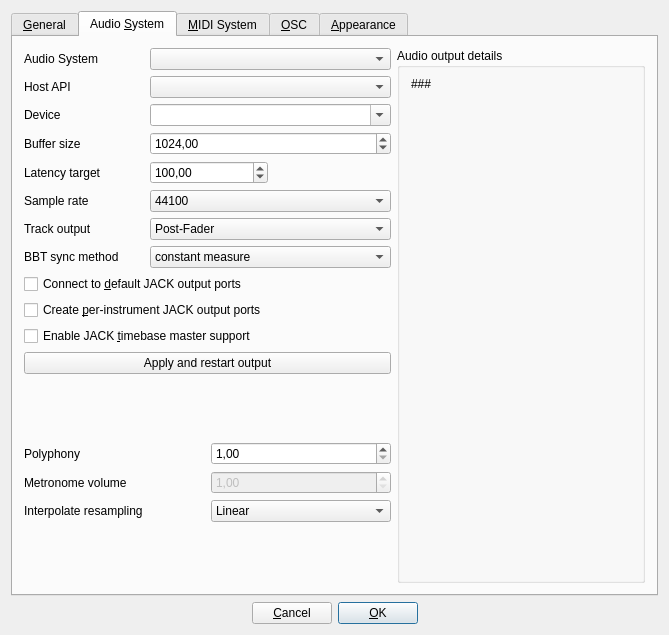
First picture: the form in src/gui/src/PreferencesDialog/PreferencesDialog_UI.ui, repository hydrogen-music/hydrogen, before the edit.
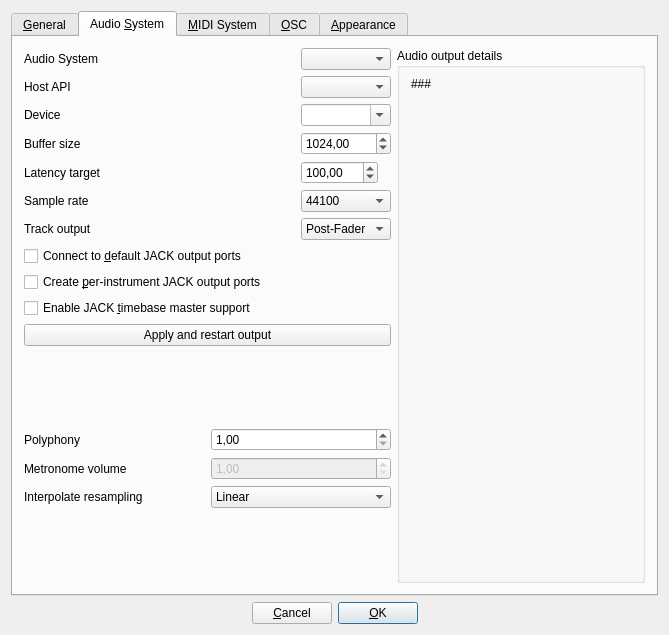
Second picture: the form after the edit. The open tabs and pages were chosen to show the change. Custom widgets are drawn as their Qt base class.

Commit message: jack: drop JackBBTSyncMethod and compareAdjacentBBT

```diff
--- a/src/gui/src/PreferencesDialog/PreferencesDialog_UI.ui
+++ b/src/gui/src/PreferencesDialog/PreferencesDialog_UI.ui
@@ -264,35 +264,78 @@
           <layout class="QHBoxLayout" name="horizontalLayout"/>
          </item>
          <item>
-          <layout class="QGridLayout" columnstretch="1,2">
-           <item row="3" column="0">
-            <widget class="QLabel" name="label_6">
+          <layout class="QGridLayout" columnstretch="1,0">
+           <item row="4" column="0">
+            <widget class="QLabel" name="portaudioHostAPILabel">
              <property name="text">
-              <string>Audio System</string>
+              <string>Host API</string>
              </property>
             </widget>
            </item>
-           <item row="3" column="1">
-            <widget class="LCDCombo" name="driverComboBox"/>
+           <item row="6" column="1">
+            <widget class="LCDSpinBox" name="bufferSizeSpinBox">
+             <property name="minimum">
+              <double>16.000000000000000</double>
+             </property>
+             <property name="maximum">
+              <double>5000.000000000000000</double>
+             </property>
+             <property name="singleStep">
+              <double>100.000000000000000</double>
+             </property>
+             <property name="value">
+              <double>1024.000000000000000</double>
+             </property>
+            </widget>
+           </item>
+           <item row="9" column="0">
+            <widget class="QLabel" name="trackOutputLbl">
+             <property name="minimumSize">
+              <size>
+               <width>0</width>
+               <height>22</height>
+              </size>
+             </property>
+             <property name="text">
+              <string>Track output</string>
+             </property>
+            </widget>
            </item>
            <item row="4" column="1">
             <widget class="HostAPIComboBox" name="portaudioHostAPIComboBox"/>
            </item>
-           <item row="9" column="1">
-            <widget class="LCDCombo" name="trackOutputComboBox">
-             <property name="currentIndex">
-              <number>0</number>
-             </property>
+           <item row="7" column="1">
+            <layout class="QHBoxLayout" name="horizontalLayout_11">
              <item>
-              <property name="text">
-               <string>Post-Fader</string>
-              </property>
+              <widget class="LCDSpinBox" name="latencyTargetSpinBox">
+               <property name="maximum">
+                <double>48000.000000000000000</double>
+               </property>
+               <property name="value">
+                <double>100.000000000000000</double>
+               </property>
+              </widget>
              </item>
              <item>
-              <property name="text">
-               <string>Pre-Fader</string>
-              </property>
+              <widget class="QLabel" name="latencyValueLabel">
+               <property name="text">
+                <string/>
+               </property>
+              </widget>
              </item>
+            </layout>
+           </item>
+           <item row="8" column="0">
+            <widget class="QLabel" name="sampleRateLbl">
+             <property name="minimumSize">
+              <size>
+               <width>0</width>
+               <height>22</height>
+              </size>
+             </property>
+             <property name="text">
+              <string>Sample rate</string>
+             </property>
             </widget>
            </item>
            <item row="5" column="1">
@@ -308,75 +351,6 @@
              </property>
             </widget>
            </item>
-           <item row="9" column="0">
-            <widget class="QLabel" name="trackOutputLbl">
-             <property name="minimumSize">
-              <size>
-               <width>0</width>
-               <height>22</height>
-              </size>
-             </property>
-             <property name="text">
-              <string>Track output</string>
-             </property>
-            </widget>
-           </item>
-           <item row="4" column="0">
-            <widget class="QLabel" name="portaudioHostAPILabel">
-             <property name="text">
-              <string>Host API</string>
-             </property>
-            </widget>
-           </item>
-           <item row="10" column="0">
-            <widget class="QLabel" name="jackBBTSyncLbl">
-             <property name="minimumSize">
-              <size>
-               <width>0</width>
-               <height>22</height>
-              </size>
-             </property>
-             <property name="toolTip">
-              <string>Specifies the variable, which has to remain constant in order to guarantee a working synchronization and relocation in the presence of another Jack timebase master.</string>
-             </property>
-             <property name="text">
-              <string>BBT sync method</string>
-             </property>
-            </widget>
-           </item>
-           <item row="6" column="1">
-            <widget class="LCDSpinBox" name="bufferSizeSpinBox">
-             <property name="minimum">
-              <number>16</number>
-             </property>
-             <property name="maximum">
-              <number>5000</number>
-             </property>
-             <property name="singleStep">
-              <number>100</number>
-             </property>
-             <property name="value">
-              <number>1024</number>
-             </property>
-            </widget>
-           </item>
-           <item row="10" column="1">
-            <widget class="LCDCombo" name="jackBBTSyncComboBox">
-             <property name="toolTip">
-              <string>Specifies the variable, which has to remain constant in order to guarantee a working synchronization and relocation in the presence of another Jack timebase master.</string>
-             </property>
-             <item>
-              <property name="text">
-               <string>constant measure</string>
-              </property>
-             </item>
-             <item>
-              <property name="text">
-               <string>matching bars</string>
-              </property>
-             </item>
-            </widget>
-           </item>
            <item row="5" column="0">
             <widget class="QLabel" name="audioDeviceLbl">
              <property name="text">
@@ -384,6 +358,30 @@
              </property>
             </widget>
            </item>
+           <item row="3" column="0">
+            <widget class="QLabel" name="label_6">
+             <property name="text">
+              <string>Audio System</string>
+             </property>
+            </widget>
+           </item>
+           <item row="9" column="1">
+            <widget class="LCDCombo" name="trackOutputComboBox">
+             <property name="currentIndex">
+              <number>0</number>
+             </property>
+             <item>
+              <property name="text">
+               <string>Post-Fader</string>
+              </property>
+             </item>
+             <item>
+              <property name="text">
+               <string>Pre-Fader</string>
+              </property>
+             </item>
+            </widget>
+           </item>
            <item row="7" column="0">
             <widget class="QLabel" name="latencyTargetLabel">
              <property name="text">
@@ -431,39 +429,8 @@
              </property>
             </widget>
            </item>
-           <item row="8" column="0">
-            <widget class="QLabel" name="sampleRateLbl">
-             <property name="minimumSize">
-              <size>
-               <width>0</width>
-               <height>22</height>
-              </size>
-             </property>
-             <property name="text">
-              <string>Sample rate</string>
-             </property>
-            </widget>
-           </item>
-           <item row="7" column="1">
-            <layout class="QHBoxLayout" name="horizontalLayout_11">
-             <item>
-              <widget class="LCDSpinBox" name="latencyTargetSpinBox">
-               <property name="maximum">
-                <number>48000</number>
-               </property>
-               <property name="value">
-                <number>100</number>
-               </property>
-              </widget>
-             </item>
-             <item>
-              <widget class="QLabel" name="latencyValueLabel">
-               <property name="text">
-                <string/>
-               </property>
-              </widget>
-             </item>
-            </layout>
+           <item row="3" column="1">
+            <widget class="LCDCombo" name="driverComboBox"/>
            </item>
           </layout>
          </item>
```
The commit also changes 6 other files.
